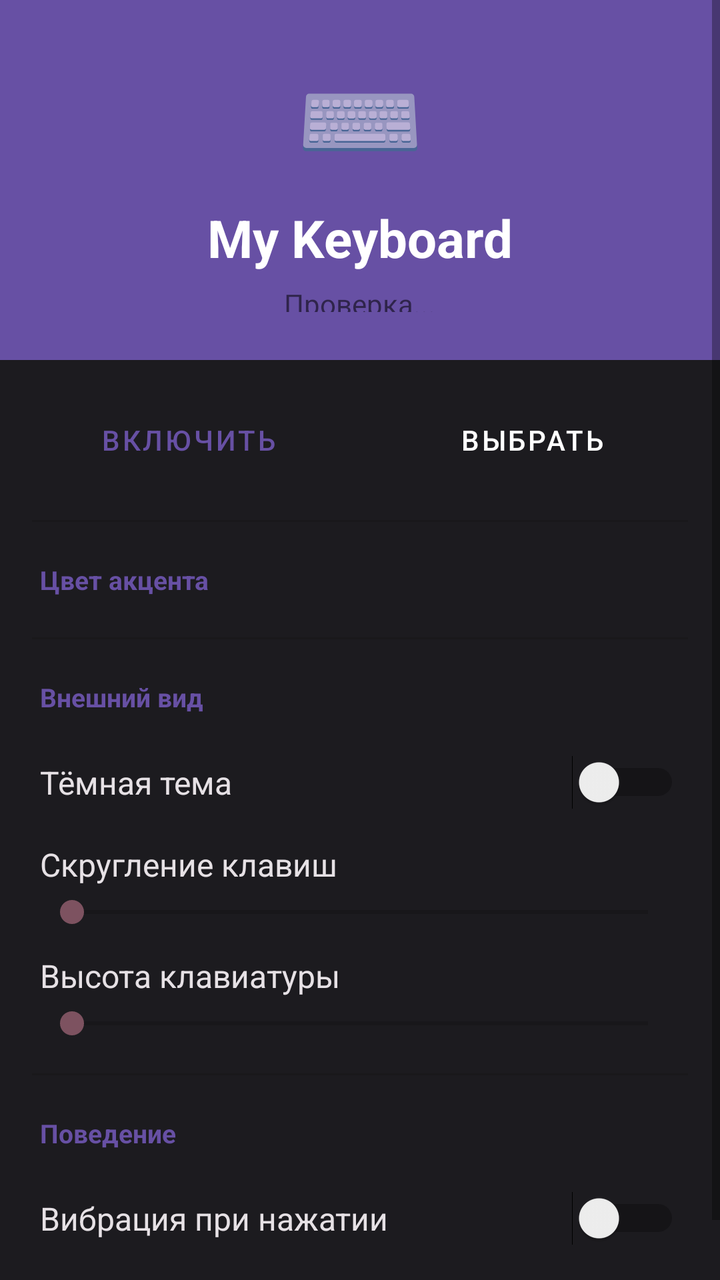
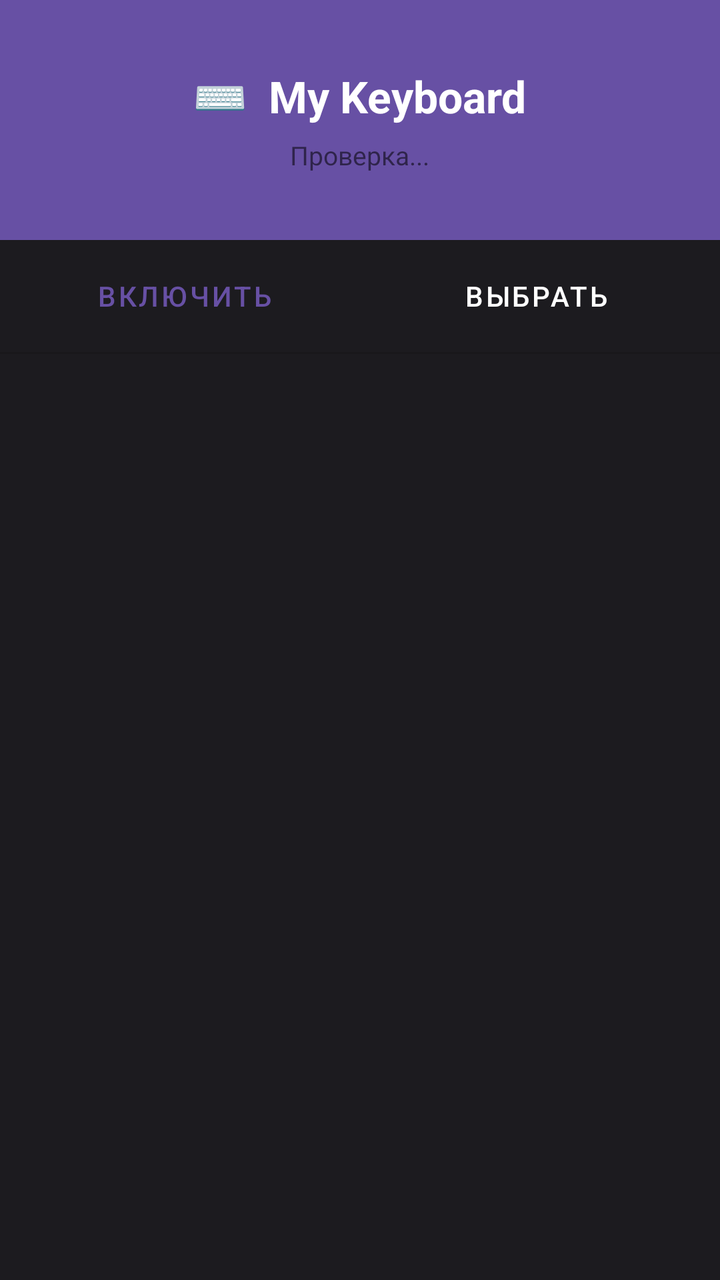

Before-and-after screenshots of an Android layout around one commit, followed by the original layout XML and the change that was made.
<!-- AndroidManifest.xml: application theme Theme.MyKeyboard -->
<!-- res/layout/activity_main.xml -->
<?xml version="1.0" encoding="utf-8"?>
<ScrollView xmlns:android="http://schemas.android.com/apk/res/android"
    android:layout_width="match_parent"
    android:layout_height="match_parent"
    android:background="?attr/colorSurface">
    <LinearLayout
        android:layout_width="match_parent"
        android:layout_height="wrap_content"
        android:orientation="vertical">

        <LinearLayout
            android:layout_width="match_parent"
            android:layout_height="180dp"
            android:orientation="vertical"
            android:gravity="center"
            android:background="?attr/colorPrimary"
            android:padding="24dp">
            <TextView android:layout_width="wrap_content" android:layout_height="wrap_content"
                android:text="⌨️" android:textSize="52sp"/>
            <TextView android:layout_width="wrap_content" android:layout_height="wrap_content"
                android:text="My Keyboard" android:textSize="26sp" android:textColor="#FFFFFF"
                android:textStyle="bold" android:layout_marginTop="8dp"/>
            <TextView android:id="@+id/tv_status" android:layout_width="wrap_content"
                android:layout_height="wrap_content" android:textSize="14sp"
                android:layout_marginTop="6dp" android:text="Проверка..."/>
        </LinearLayout>

        <LinearLayout android:layout_width="match_parent" android:layout_height="wrap_content"
            android:orientation="horizontal" android:padding="16dp" android:gravity="center">
            <Button android:id="@+id/btn_enable" android:layout_width="0dp"
                android:layout_height="48dp" android:layout_weight="1"
                android:layout_marginEnd="8dp" android:text="Включить"
                style="@style/Widget.MaterialComponents.Button.OutlinedButton"/>
            <Button android:id="@+id/btn_select" android:layout_width="0dp"
                android:layout_height="48dp" android:layout_weight="1"
                android:layout_marginStart="8dp" android:text="Выбрать"
                style="@style/Widget.MaterialComponents.Button"/>
        </LinearLayout>

        <View android:layout_width="match_parent" android:layout_height="1dp"
            android:background="?attr/colorControlHighlight" android:layout_marginHorizontal="16dp"/>

        <TextView android:layout_width="match_parent" android:layout_height="wrap_content"
            android:text="Цвет акцента" android:textSize="13sp" android:textColor="?attr/colorPrimary"
            android:textStyle="bold" android:paddingHorizontal="20dp"
            android:paddingTop="20dp" android:paddingBottom="8dp"/>

        <HorizontalScrollView android:layout_width="match_parent" android:layout_height="wrap_content"
            android:paddingHorizontal="12dp" android:paddingBottom="12dp">
            <LinearLayout android:id="@+id/color_picker_container"
                android:layout_width="wrap_content" android:layout_height="wrap_content"
                android:orientation="horizontal" android:gravity="center_vertical"/>
        </HorizontalScrollView>

        <View android:layout_width="match_parent" android:layout_height="1dp"
            android:background="?attr/colorControlHighlight" android:layout_marginHorizontal="16dp"/>

        <TextView android:layout_width="match_parent" android:layout_height="wrap_content"
            android:text="Внешний вид" android:textSize="13sp" android:textColor="?attr/colorPrimary"
            android:textStyle="bold" android:paddingHorizontal="20dp"
            android:paddingTop="20dp" android:paddingBottom="4dp"/>

        <LinearLayout android:layout_width="match_parent" android:layout_height="60dp"
            android:orientation="horizontal" android:gravity="center_vertical"
            android:paddingHorizontal="20dp">
            <TextView android:layout_width="0dp" android:layout_height="wrap_content"
                android:layout_weight="1" android:text="Тёмная тема"
                android:textSize="16sp" android:textColor="?attr/colorOnSurface"/>
            <Switch android:id="@+id/switch_theme" android:layout_width="wrap_content"
                android:layout_height="wrap_content"/>
        </LinearLayout>

        <LinearLayout android:layout_width="match_parent" android:layout_height="wrap_content"
            android:orientation="vertical" android:paddingHorizontal="20dp" android:paddingBottom="12dp">
            <TextView android:layout_width="match_parent" android:layout_height="wrap_content"
                android:text="Скругление клавиш" android:textSize="16sp" android:textColor="?attr/colorOnSurface"/>
            <SeekBar android:id="@+id/seek_radius" android:layout_width="match_parent"
                android:layout_height="wrap_content" android:max="24" android:layout_marginTop="4dp"/>
        </LinearLayout>

        <LinearLayout android:layout_width="match_parent" android:layout_height="wrap_content"
            android:orientation="vertical" android:paddingHorizontal="20dp" android:paddingBottom="16dp">
            <TextView android:layout_width="match_parent" android:layout_height="wrap_content"
                android:text="Высота клавиатуры" android:textSize="16sp" android:textColor="?attr/colorOnSurface"/>
            <SeekBar android:id="@+id/seek_height" android:layout_width="match_parent"
                android:layout_height="wrap_content" android:max="32" android:layout_marginTop="4dp"/>
        </LinearLayout>

        <View android:layout_width="match_parent" android:layout_height="1dp"
            android:background="?attr/colorControlHighlight" android:layout_marginHorizontal="16dp"/>

        <TextView android:layout_width="match_parent" android:layout_height="wrap_content"
            android:text="Поведение" android:textSize="13sp" android:textColor="?attr/colorPrimary"
            android:textStyle="bold" android:paddingHorizontal="20dp"
            android:paddingTop="20dp" android:paddingBottom="4dp"/>

        <LinearLayout android:layout_width="match_parent" android:layout_height="60dp"
            android:orientation="horizontal" android:gravity="center_vertical"
            android:paddingHorizontal="20dp">
            <TextView android:layout_width="0dp" android:layout_height="wrap_content"
                android:layout_weight="1" android:text="Вибрация при нажатии"
                android:textSize="16sp" android:textColor="?attr/colorOnSurface"/>
            <Switch android:id="@+id/switch_vibrate" android:layout_width="wrap_content"
                android:layout_height="wrap_content"/>
        </LinearLayout>

        <View android:layout_width="match_parent" android:layout_height="32dp"/>
    </LinearLayout>
</ScrollView>
<!-- resources referenced by this layout -->
<resources>
  <style name="Theme.MyKeyboard" parent="Theme.MyKeyboard.Dark" />
  <style name="Theme.MyKeyboard.Dark" parent="Theme.MaterialComponents.DayNight.DarkActionBar">
          <item name="colorPrimary">#FF6750A4</item>
          <item name="colorPrimaryVariant">#FF4F378B</item>
          <item name="colorOnPrimary">#FFFFFFFF</item>
          <item name="colorSecondary">#FF7D5260</item>
          <item name="colorSurface">#FF1C1B1F</item>
          <item name="colorOnSurface">#FFE6E1E5</item>
          <item name="colorOutline">#FF938F99</item>
          <item name="android:windowBackground">#FF1C1B1F</item>
          <item name="android:statusBarColor">#FF1C1B1F</item>
      </style>
</resources>

<!-- the commit's change to res/layout/activity_main.xml (unified diff, before → after) -->
@@ -1,109 +1,31 @@
 <?xml version="1.0" encoding="utf-8"?>
-<ScrollView xmlns:android="http://schemas.android.com/apk/res/android"
-    android:layout_width="match_parent"
-    android:layout_height="match_parent"
-    android:background="?attr/colorSurface">
-    <LinearLayout
-        android:layout_width="match_parent"
-        android:layout_height="wrap_content"
-        android:orientation="vertical">
-
-        <LinearLayout
-            android:layout_width="match_parent"
-            android:layout_height="180dp"
-            android:orientation="vertical"
-            android:gravity="center"
-            android:background="?attr/colorPrimary"
-            android:padding="24dp">
-            <TextView android:layout_width="wrap_content" android:layout_height="wrap_content"
-                android:text="⌨️" android:textSize="52sp"/>
-            <TextView android:layout_width="wrap_content" android:layout_height="wrap_content"
-                android:text="My Keyboard" android:textSize="26sp" android:textColor="#FFFFFF"
-                android:textStyle="bold" android:layout_marginTop="8dp"/>
-            <TextView android:id="@+id/tv_status" android:layout_width="wrap_content"
-                android:layout_height="wrap_content" android:textSize="14sp"
-                android:layout_marginTop="6dp" android:text="Проверка..."/>
-        </LinearLayout>
-
-        <LinearLayout android:layout_width="match_parent" android:layout_height="wrap_content"
-            android:orientation="horizontal" android:padding="16dp" android:gravity="center">
-            <Button android:id="@+id/btn_enable" android:layout_width="0dp"
-                android:layout_height="48dp" android:layout_weight="1"
-                android:layout_marginEnd="8dp" android:text="Включить"
-                style="@style/Widget.MaterialComponents.Button.OutlinedButton"/>
-            <Button android:id="@+id/btn_select" android:layout_width="0dp"
-                android:layout_height="48dp" android:layout_weight="1"
-                android:layout_marginStart="8dp" android:text="Выбрать"
-                style="@style/Widget.MaterialComponents.Button"/>
-        </LinearLayout>
-
-        <View android:layout_width="match_parent" android:layout_height="1dp"
-            android:background="?attr/colorControlHighlight" android:layout_marginHorizontal="16dp"/>
-
-        <TextView android:layout_width="match_parent" android:layout_height="wrap_content"
-            android:text="Цвет акцента" android:textSize="13sp" android:textColor="?attr/colorPrimary"
-            android:textStyle="bold" android:paddingHorizontal="20dp"
-            android:paddingTop="20dp" android:paddingBottom="8dp"/>
-
-        <HorizontalScrollView android:layout_width="match_parent" android:layout_height="wrap_content"
-            android:paddingHorizontal="12dp" android:paddingBottom="12dp">
-            <LinearLayout android:id="@+id/color_picker_container"
-                android:layout_width="wrap_content" android:layout_height="wrap_content"
-                android:orientation="horizontal" android:gravity="center_vertical"/>
-        </HorizontalScrollView>
-
-        <View android:layout_width="match_parent" android:layout_height="1dp"
-            android:background="?attr/colorControlHighlight" android:layout_marginHorizontal="16dp"/>
-
-        <TextView android:layout_width="match_parent" android:layout_height="wrap_content"
-            android:text="Внешний вид" android:textSize="13sp" android:textColor="?attr/colorPrimary"
-            android:textStyle="bold" android:paddingHorizontal="20dp"
-            android:paddingTop="20dp" android:paddingBottom="4dp"/>
-
-        <LinearLayout android:layout_width="match_parent" android:layout_height="60dp"
-            android:orientation="horizontal" android:gravity="center_vertical"
-            android:paddingHorizontal="20dp">
-            <TextView android:layout_width="0dp" android:layout_height="wrap_content"
-                android:layout_weight="1" android:text="Тёмная тема"
-                android:textSize="16sp" android:textColor="?attr/colorOnSurface"/>
-            <Switch android:id="@+id/switch_theme" android:layout_width="wrap_content"
-                android:layout_height="wrap_content"/>
-        </LinearLayout>
-
-        <LinearLayout android:layout_width="match_parent" android:layout_height="wrap_content"
-            android:orientation="vertical" android:paddingHorizontal="20dp" android:paddingBottom="12dp">
-            <TextView android:layout_width="match_parent" android:layout_height="wrap_content"
-                android:text="Скругление клавиш" android:textSize="16sp" android:textColor="?attr/colorOnSurface"/>
-            <SeekBar android:id="@+id/seek_radius" android:layout_width="match_parent"
-                android:layout_height="wrap_content" android:max="24" android:layout_marginTop="4dp"/>
-        </LinearLayout>
-
-        <LinearLayout android:layout_width="match_parent" android:layout_height="wrap_content"
-            android:orientation="vertical" android:paddingHorizontal="20dp" android:paddingBottom="16dp">
-            <TextView android:layout_width="match_parent" android:layout_height="wrap_content"
-                android:text="Высота клавиатуры" android:textSize="16sp" android:textColor="?attr/colorOnSurface"/>
-            <SeekBar android:id="@+id/seek_height" android:layout_width="match_parent"
-                android:layout_height="wrap_content" android:max="32" android:layout_marginTop="4dp"/>
-        </LinearLayout>
-
-        <View android:layout_width="match_parent" android:layout_height="1dp"
-            android:background="?attr/colorControlHighlight" android:layout_marginHorizontal="16dp"/>
-
-        <TextView android:layout_width="match_parent" android:layout_height="wrap_content"
-            android:text="Поведение" android:textSize="13sp" android:textColor="?attr/colorPrimary"
-            android:textStyle="bold" android:paddingHorizontal="20dp"
-            android:paddingTop="20dp" android:paddingBottom="4dp"/>
-
-        <LinearLayout android:layout_width="match_parent" android:layout_height="60dp"
-            android:orientation="horizontal" android:gravity="center_vertical"
-            android:paddingHorizontal="20dp">
-            <TextView android:layout_width="0dp" android:layout_height="wrap_content"
-                android:layout_weight="1" android:text="Вибрация при нажатии"
-                android:textSize="16sp" android:textColor="?attr/colorOnSurface"/>
-            <Switch android:id="@+id/switch_vibrate" android:layout_width="wrap_content"
-                android:layout_height="wrap_content"/>
-        </LinearLayout>
-
-        <View android:layout_width="match_parent" android:layout_height="32dp"/>
+<LinearLayout xmlns:android="http://schemas.android.com/apk/res/android"
+    android:layout_width="match_parent" android:layout_height="match_parent"
+    android:orientation="vertical" android:background="?attr/colorSurface">
+    <LinearLayout android:layout_width="match_parent" android:layout_height="120dp"
+        android:orientation="vertical" android:gravity="center"
+        android:background="?attr/colorPrimary" android:padding="16dp">
+        <TextView android:layout_width="wrap_content" android:layout_height="wrap_content"
+            android:text="⌨️  My Keyboard" android:textSize="22sp"
+            android:textColor="#FFFFFF" android:textStyle="bold"/>
+        <TextView android:id="@+id/tv_status" android:layout_width="wrap_content"
+            android:layout_height="wrap_content" android:textSize="13sp"
+            android:layout_marginTop="6dp" android:text="Проверка..."/>
     </LinearLayout>
-</ScrollView>
+    <LinearLayout android:layout_width="match_parent" android:layout_height="56dp"
+        android:orientation="horizontal" android:padding="10dp" android:gravity="center">
+        <Button android:id="@+id/btn_enable" android:layout_width="0dp"
+            android:layout_height="match_parent" android:layout_weight="1"
+            android:layout_marginEnd="6dp" android:text="Включить"
+            style="@style/Widget.MaterialComponents.Button.OutlinedButton"/>
+        <Button android:id="@+id/btn_select" android:layout_width="0dp"
+            android:layout_height="match_parent" android:layout_weight="1"
+            android:layout_marginStart="6dp" android:text="Выбрать"
+            style="@style/Widget.MaterialComponents.Button"/>
+    </LinearLayout>
+    <View android:layout_width="match_parent" android:layout_height="1dp"
+        android:background="?attr/colorControlHighlight"/>
+    <androidx.recyclerview.widget.RecyclerView
+        android:id="@+id/rv_settings" android:layout_width="match_parent"
+        android:layout_height="0dp" android:layout_weight="1"/>
+</LinearLayout>
